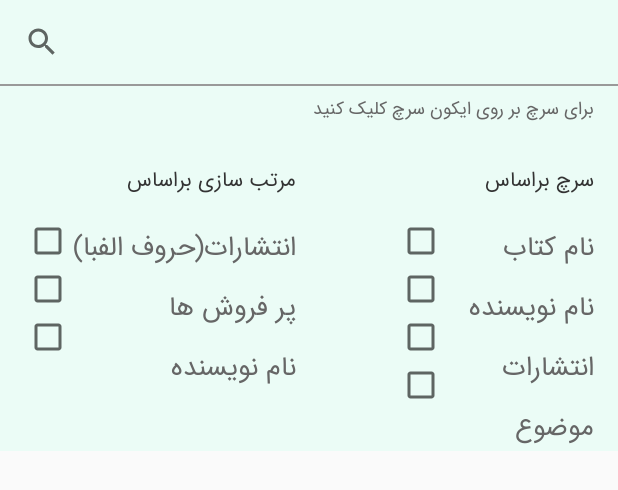
After one commit to GolnazTorabi/BookStore, an Android app: the layout setting_search_header.xml on its own in the app's theme, with its tools: preview values and no code run, on a phone screen of 412 x 824 dp. The commit adds this screen. Shown: the top 490 px of the screen. Run offline under Robolectric (Android 15) with nearby library versions, the phone set to English and light mode, and no system bars.

Commit message:
add search adapter class

```diff
--- /dev/null
+++ b/app/src/main/java/com/book/store/stock/bookstore/base_ui/CustomEditText.kt
@@ -0,0 +1,41 @@
+package com.book.store.stock.bookstore.base_ui
+
+import android.annotation.SuppressLint
+import android.content.Context
+import android.os.Build
+import android.util.AttributeSet
+import android.widget.EditText
+import android.widget.TextView
+import androidx.annotation.RequiresApi
+import com.book.store.stock.bookstore.utility.Fonts
+
+@SuppressLint("AppCompatCustomView")
+class CustomEditText : EditText {
+    private var typefaceIransans = Fonts.typefaceDefault(context)
+
+    constructor(context: Context?, attrs: AttributeSet?) : super(context, attrs) {
+        typeface = typefaceIransans
+    }
+
+    constructor(context: Context?, attrs: AttributeSet?, defStyleAttr: Int) : super(
+        context,
+        attrs,
+        defStyleAttr
+    ) {
+        typeface = typefaceIransans
+    }
+
+    @RequiresApi(Build.VERSION_CODES.LOLLIPOP)
+    constructor(
+        context: Context?,
+        attrs: AttributeSet?,
+        defStyleAttr: Int,
+        defStyleRes: Int
+    ) : super(context, attrs, defStyleAttr, defStyleRes) {
+        typeface = typefaceIransans
+    }
+
+    constructor(context: Context?) : super(context) {
+        typeface = typefaceIransans
+    }
+}
--- /dev/null
+++ b/app/src/main/java/com/book/store/stock/bookstore/pages/setting/search/OnSearchClicked.kt
@@ -0,0 +1,5 @@
+package com.book.store.stock.bookstore.pages.setting.search
+
+interface OnSearchClicked {
+    fun onSearchClicked(text:String,book:Boolean,writer:Boolean,publisher:Boolean,topic:Boolean,mostSale:Boolean,publisherOrder:Boolean,writerName:Boolean)
+}
--- a/app/src/main/java/com/book/store/stock/bookstore/pages/setting/search/SettingSearchAdapter.kt
+++ b/app/src/main/java/com/book/store/stock/bookstore/pages/setting/search/SettingSearchAdapter.kt
@@ -1,4 +1,78 @@
 package com.book.store.stock.bookstore.pages.setting.search
 
-class SettingSearchAdapter {
+import android.view.LayoutInflater
+import android.view.ViewGroup
+import androidx.databinding.DataBindingUtil
+import androidx.recyclerview.widget.RecyclerView
+import com.book.store.stock.bookstore.R
+import com.book.store.stock.bookstore.databinding.BookListItemsBinding
+import com.book.store.stock.bookstore.databinding.SettingSearchHeaderBinding
+import com.book.store.stock.bookstore.utility.LoadMoreListener
+
+private var layoutInflater: LayoutInflater? = null
+
+class SettingSearchAdapter(var list: ArrayList<String>, var onLoadMoreListener: LoadMoreListener, var onSearchClicked: OnSearchClicked) : RecyclerView.Adapter<RecyclerView.ViewHolder>() {
+
+
+    companion object {
+        const val HeaderType = 0
+        const val DataType = 1
+    }
+
+
+    override fun onCreateViewHolder(parent: ViewGroup, viewType: Int): RecyclerView.ViewHolder {
+        if (layoutInflater == null) {
+            layoutInflater = LayoutInflater.from(parent.context)
+        }
+        return when (viewType) {
+            HeaderType -> {
+                val binding: SettingSearchHeaderBinding = DataBindingUtil.inflate(layoutInflater!!, R.layout.setting_search_header, parent, false)
+                SearchHeaderViewHolder(binding)
+            }
+            else -> {
+                val binding: BookListItemsBinding = DataBindingUtil.inflate(layoutInflater!!, R.layout.book_list_items, parent, false)
+                BookListViewHolder(binding)
+            }
+
+        }
+    }
+
+    override fun getItemCount(): Int {
+        return list.size + 1
+    }
+
+    override fun onBindViewHolder(holder: RecyclerView.ViewHolder, position: Int) {
+        if (holder is SearchHeaderViewHolder) {
+            holder.binding.searchIcon.setOnClickListener {
+                onSearchClicked.onSearchClicked(
+                    holder.binding.seachEdit.text.toString(),
+                    holder.binding.bookNameCheckBox.isChecked,
+                    holder.binding.bookWriterCheckBox.isChecked,
+                    holder.binding.publisherCheckBox.isChecked,
+                    holder.binding.topicCheckBox.isChecked,
+                    holder.binding.mostSaleCheckBox.isChecked,
+                    holder.binding.publisherOrderCheckBox.isChecked,
+                    holder.binding.writerCheckBox.isChecked
+                )
+            }
+        } else if (holder is BookListViewHolder) {
+            holder.binding.name.text = list[position]
+            holder.binding.translatorName.text = list[position]
+            holder.binding.price.text = list[position]
+            holder.binding.stock.text = list[position]
+            holder.binding.publishYear.text = list[position]
+            holder.binding.publishedTime.text = list[position]
+            holder.binding.publisher.text = list[position]
+        }
+        if (position + 1 == list.size)
+            onLoadMoreListener.onLoadMore()
+    }
+
+    class BookListViewHolder(var binding: BookListItemsBinding) : RecyclerView.ViewHolder(binding.root) {
+
+    }
+
+    class SearchHeaderViewHolder(var binding: SettingSearchHeaderBinding) : RecyclerView.ViewHolder(binding.root) {
+
+    }
 }
--- a/app/src/main/res/layout/dash_board_filter_fragment.xml
+++ b/app/src/main/res/layout/dash_board_filter_fragment.xml
@@ -113,7 +113,7 @@
             android:layout_height="@dimen/margin_8"
             android:layout_marginEnd="@dimen/margin_4"
             android:gravity="center_vertical"
-            android:text="@string/book_name"
+            android:text="@string/book_name_order"
             android:textColor="@color/colorAccent"
             android:textSize="@dimen/text_size_3" />
 
@@ -144,7 +144,7 @@
             android:layout_height="@dimen/margin_8"
             android:layout_marginEnd="@dimen/margin_4"
             android:gravity="center_vertical"
-            android:text="@string/publisher"
+            android:text="@string/publisher_order"
             android:textColor="@color/colorAccent"
             android:textSize="@dimen/text_size_3" />
 
--- /dev/null
+++ b/app/src/main/res/layout/setting_search_header.xml
@@ -0,0 +1,284 @@
+<?xml version="1.0" encoding="utf-8"?>
+<layout>
+    <data>
+
+    </data>
+<androidx.constraintlayout.widget.ConstraintLayout xmlns:android="http://schemas.android.com/apk/res/android"
+    xmlns:app="http://schemas.android.com/apk/res-auto"
+    xmlns:tools="http://schemas.android.com/tools"
+    android:layout_width="match_parent"
+    android:layout_height="wrap_content"
+    android:background="@color/background">
+
+    <com.book.store.stock.bookstore.base_ui.CustomEditText
+        android:id="@+id/seach_edit"
+        android:layout_width="0dp"
+        android:layout_height="?attr/actionBarSize"
+        android:background="@null"
+        app:layout_constraintLeft_toRightOf="@id/search_icon"
+        app:layout_constraintRight_toRightOf="parent"
+        app:layout_constraintTop_toTopOf="parent" />
+
+    <androidx.appcompat.widget.AppCompatImageView
+        android:id="@+id/search_icon"
+        android:layout_width="?attr/actionBarSize"
+        android:layout_height="?attr/actionBarSize"
+        android:background="?attr/selectableItemBackground"
+        android:padding="@dimen/margin_4"
+        app:srcCompat="@drawable/ic_baseline_search_24"
+        tools:ignore="MissingConstraints,VectorDrawableCompat" />
+
+    <View
+        android:id="@+id/line"
+        android:layout_width="match_parent"
+        android:layout_height="1dp"
+        android:background="@color/grayDark"
+        app:layout_constraintLeft_toLeftOf="parent"
+        app:layout_constraintRight_toRightOf="parent"
+        app:layout_constraintTop_toBottomOf="@id/seach_edit" />
+
+    <com.book.store.stock.bookstore.base_ui.CustomTextView
+        android:id="@+id/hint"
+        android:layout_width="0dp"
+        android:layout_height="wrap_content"
+        android:layout_marginTop="@dimen/margin_1"
+        android:layout_marginEnd="@dimen/margin_4"
+        android:gravity="right"
+        android:text="@string/search_hint"
+        android:textColor="@color/secondary_color"
+        android:textSize="@dimen/text_size_2"
+        app:layout_constraintLeft_toLeftOf="parent"
+        app:layout_constraintRight_toRightOf="parent"
+        app:layout_constraintTop_toBottomOf="@id/line" />
+
+    <com.book.store.stock.bookstore.base_ui.CustomTextView
+        android:id="@+id/title_search_by"
+        android:layout_width="wrap_content"
+        android:layout_height="wrap_content"
+        android:layout_marginTop="@dimen/margin_5"
+        android:layout_marginEnd="@dimen/margin_4"
+        android:text="@string/search_by"
+        android:textColor="@color/colorAccent"
+        android:textSize="@dimen/text_size_3"
+        app:layout_constraintRight_toRightOf="parent"
+        app:layout_constraintTop_toBottomOf="@id/hint" />
+
+    <LinearLayout
+        android:id="@+id/search_by_items"
+        android:layout_width="wrap_content"
+        android:layout_height="wrap_content"
+        android:layout_marginTop="@dimen/margin_4"
+        android:layout_marginEnd="@dimen/margin_4"
+        android:orientation="vertical"
+        app:layout_constraintRight_toRightOf="parent"
+        app:layout_constraintTop_toBottomOf="@id/title_search_by">
+
+        <com.book.store.stock.bookstore.base_ui.CustomTextView
+            android:id="@+id/book_name"
+            android:layout_width="wrap_content"
+            android:layout_height="wrap_content"
+            android:layout_gravity="right"
+            android:layout_weight="1"
+            android:gravity="right"
+            android:text="@string/book_name"
+            android:textColor="@color/secondary_color"
+            android:textSize="@dimen/text_size_5"
+            app:layout_constraintBottom_toBottomOf="parent"
+            app:layout_constraintRight_toRightOf="parent"
+            app:layout_constraintTop_toTopOf="parent" />
+
+        <com.book.store.stock.bookstore.base_ui.CustomTextView
+            android:id="@+id/book_writer"
+            android:layout_width="wrap_content"
+            android:layout_height="wrap_content"
+            android:layout_gravity="right"
+            android:layout_marginTop="@dimen/margin_2"
+            android:layout_weight="1"
+            android:gravity="right"
+            android:text="@string/book_writer"
+            android:textColor="@color/secondary_color"
+            android:textSize="@dimen/text_size_5"
+            app:layout_constraintBottom_toBottomOf="parent"
+            app:layout_constraintRight_toRightOf="parent"
+            app:layout_constraintTop_toTopOf="parent" />
+
+        <com.book.store.stock.bookstore.base_ui.CustomTextView
+            android:id="@+id/publisher"
+            android:layout_width="wrap_content"
+            android:layout_height="wrap_content"
+            android:layout_gravity="right"
+            android:layout_marginTop="@dimen/margin_2"
+            android:layout_weight="1"
+            android:gravity="right"
+            android:text="@string/publisher"
+            android:textColor="@color/secondary_color"
+            android:textSize="@dimen/text_size_5"
+            app:layout_constraintBottom_toBottomOf="parent"
+            app:layout_constraintRight_toRightOf="parent"
+            app:layout_constraintTop_toTopOf="parent" />
+
+        <com.book.store.stock.bookstore.base_ui.CustomTextView
+            android:id="@+id/topic"
+            android:layout_width="wrap_content"
+            android:layout_height="wrap_content"
+            android:layout_gravity="right"
+            android:layout_marginTop="@dimen/margin_2"
+            android:layout_weight="1"
+            android:gravity="right"
+            android:text="@string/topic"
+            android:textColor="@color/secondary_color"
+            android:textSize="@dimen/text_size_5"
+            app:layout_constraintBottom_toBottomOf="parent"
+            app:layout_constraintRight_toRightOf="parent"
+            app:layout_constraintTop_toTopOf="parent" />
+    </LinearLayout>
+
+    <LinearLayout
+        android:layout_width="wrap_content"
+        android:layout_height="wrap_content"
+        android:layout_marginTop="@dimen/margin_3"
+        android:layout_marginEnd="@dimen/margin_4"
+        android:orientation="vertical"
+        app:layout_constraintRight_toLeftOf="@id/search_by_items"
+        app:layout_constraintTop_toBottomOf="@id/title_search_by">
+
+        <CheckBox
+            android:id="@+id/book_name_check_box"
+            android:layout_width="wrap_content"
+            android:layout_height="wrap_content"
+            app:layout_constraintBottom_toBottomOf="parent"
+            app:layout_constraintRight_toLeftOf="@id/book_name"
+            app:layout_constraintTop_toTopOf="parent" />
+
+        <CheckBox
+            android:id="@+id/book_writer_check_box"
+            android:layout_width="wrap_content"
+            android:layout_height="wrap_content"
+            app:layout_constraintBottom_toBottomOf="parent"
+            app:layout_constraintRight_toLeftOf="@id/book_writer"
+            app:layout_constraintTop_toTopOf="parent" />
+
+        <CheckBox
+            android:id="@+id/publisher_check_box"
+            android:layout_width="wrap_content"
+            android:layout_height="wrap_content"
+            app:layout_constraintBottom_toBottomOf="parent"
+            app:layout_constraintRight_toLeftOf="@id/publisher"
+            app:layout_constraintTop_toTopOf="parent" />
+
+        <CheckBox
+            android:id="@+id/topic_check_box"
+            android:layout_width="wrap_content"
+            android:layout_height="wrap_content"
+            app:layout_constraintBottom_toBottomOf="parent"
+            app:layout_constraintRight_toLeftOf="@id/topic"
+            app:layout_constraintTop_toTopOf="parent" />
+    </LinearLayout>
+
+    <com.book.store.stock.bookstore.base_ui.CustomTextView
+        android:id="@+id/title_search_order"
+        android:layout_width="wrap_content"
+        android:layout_height="wrap_content"
+        android:layout_marginTop="@dimen/margin_5"
+        android:text="@string/search_order"
+        android:textColor="@color/colorAccent"
+        android:textSize="@dimen/text_size_3"
+        app:layout_constraintRight_toRightOf="@id/search_order_items"
+        app:layout_constraintTop_toBottomOf="@id/hint" />
+
+    <LinearLayout
+        android:id="@+id/check_box_order"
+        android:layout_width="wrap_content"
+        android:layout_height="wrap_content"
+        android:layout_marginStart="@dimen/margin_4"
+        android:layout_marginTop="@dimen/margin_3"
+        android:layout_marginEnd="@dimen/margin_4"
+        android:orientation="vertical"
+        app:layout_constraintLeft_toLeftOf="parent"
+        app:layout_constraintTop_toBottomOf="@id/title_search_by">
+
+        <CheckBox
+            android:id="@+id/publisher_order_check_box"
+            android:layout_width="wrap_content"
+            android:layout_height="wrap_content"
+            app:layout_constraintBottom_toBottomOf="parent"
+            app:layout_constraintRight_toLeftOf="@id/book_writer"
+            app:layout_constraintTop_toTopOf="parent" />
+
+        <CheckBox
+            android:id="@+id/most_sale_check_box"
+            android:layout_width="wrap_content"
+            android:layout_height="wrap_content"
+            app:layout_constraintBottom_toBottomOf="parent"
+            app:layout_constraintRight_toLeftOf="@id/publisher"
+            app:layout_constraintTop_toTopOf="parent" />
+
+        <CheckBox
+            android:id="@+id/writer_check_box"
+            android:layout_width="wrap_content"
+            android:layout_height="wrap_content"
+            app:layout_constraintBottom_toBottomOf="parent"
+            app:layout_constraintRight_toLeftOf="@id/topic"
+            app:layout_constraintTop_toTopOf="parent" />
+    </LinearLayout>
+
+    <LinearLayout
+        android:id="@+id/search_order_items"
+        android:layout_width="wrap_content"
+        android:layout_height="wrap_content"
+        android:layout_marginTop="@dimen/margin_4"
+        android:layout_marginEnd="@dimen/margin_4"
+        android:orientation="vertical"
+        app:layout_constraintLeft_toRightOf="@id/check_box_order"
+        app:layout_constraintTop_toBottomOf="@id/title_search_by">
+
+
+
+        <com.book.store.stock.bookstore.base_ui.CustomTextView
+            android:id="@+id/publisher_order"
+            android:layout_width="wrap_content"
+            android:layout_height="wrap_content"
+            android:layout_gravity="right"
+            android:layout_weight="1"
+            android:gravity="right"
+            android:text="@string/publisher_order"
+            android:textColor="@color/secondary_color"
+            android:textSize="@dimen/text_size_5"
+            app:layout_constraintBottom_toBottomOf="parent"
+            app:layout_constraintRight_toRightOf="parent"
+            app:layout_constraintTop_toTopOf="parent" />
+
+        <com.book.store.stock.bookstore.base_ui.CustomTextView
+            android:id="@+id/most_sale"
+            android:layout_width="wrap_content"
+            android:layout_height="wrap_content"
+            android:layout_gravity="right"
+            android:layout_marginTop="@dimen/margin_2"
+            android:layout_weight="1"
+            android:gravity="right"
+            android:text="@string/most_sale"
+            android:textColor="@color/secondary_color"
+            android:textSize="@dimen/text_size_5"
+            app:layout_constraintBottom_toBottomOf="parent"
+            app:layout_constraintRight_toRightOf="parent"
+            app:layout_constraintTop_toTopOf="parent" />
+
+        <com.book.store.stock.bookstore.base_ui.CustomTextView
+            android:id="@+id/writer_name"
+            android:layout_width="wrap_content"
+            android:layout_height="wrap_content"
+            android:layout_gravity="right"
+            android:layout_marginTop="@dimen/margin_2"
+            android:layout_weight="1"
+            android:gravity="right"
+            android:text="@string/book_writer"
+            android:textColor="@color/secondary_color"
+            android:textSize="@dimen/text_size_5"
+            app:layout_constraintBottom_toBottomOf="parent"
+            app:layout_constraintRight_toRightOf="parent"
+            app:layout_constraintTop_toTopOf="parent" />
+    </LinearLayout>
+
+
+</androidx.constraintlayout.widget.ConstraintLayout>
+</layout>
--- a/app/src/main/res/values/colors.xml
+++ b/app/src/main/res/values/colors.xml
@@ -5,4 +5,5 @@
     <color name="colorAccent">#333333</color>
     <color name="background">#99E1FDF4</color>
     <color name="grayDark">#999999</color>
+    <color name="secondary_color">#666666</color>
 </resources>
--- a/app/src/main/res/values/strings.xml
+++ b/app/src/main/res/values/strings.xml
@@ -14,12 +14,19 @@
     <string name="register_button_text">ثبت نام</string>
     <string name="most_sale">پر فروش ها</string>
     <string name="news">تازه ها</string>
-    <string name="book_name">نام کتاب (حروف الفبا)</string>
-    <string name="publisher">انتشارات(حروف الفبا)</string>
+    <string name="book_name_order">نام کتاب (حروف الفبا)</string>
+    <string name="publisher_order">انتشارات(حروف الفبا)</string>
     <string name="choose">انتخاب کنید</string>
     <string name="search">جستجو</string>
     <string name="reports">گزارشات</string>
     <string name="requests">درخواست از انبار</string>
     <string name="new_book">کتاب جدید</string>
     <string name="exit">خروج</string>
+    <string name="search_hint">برای سرچ بر روی ایکون سرچ کلیک کنید</string>
+    <string name="search_by">سرچ براساس</string>
+    <string name="search_order">مرتب سازی براساس</string>
+    <string name="book_name">نام کتاب</string>
+    <string name="book_writer">نام نویسنده</string>
+    <string name="publisher">انتشارات</string>
+    <string name="topic">موضوع</string>
 </resources>
```
